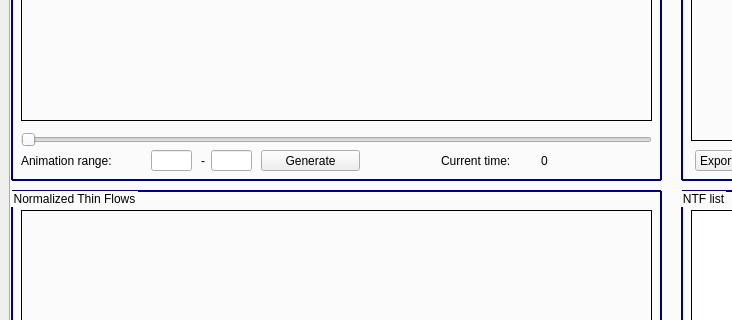
Old version of the form source/ui/mainWdw.ui in the repository LeonSering/NashFlowComputation; both pictures show x 0 to 732 and y 354 to 674 of the 1159 by 1023 pixel window.
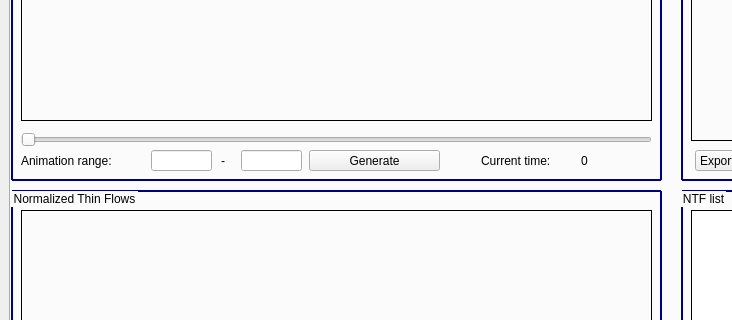
New version of the form.

What changed in the file:
```diff
--- a/source/ui/mainWdw.ui
+++ b/source/ui/mainWdw.ui
@@ -714,9 +714,9 @@
         <widget class="QPushButton" name="generateAnimationPushButton">
          <property name="geometry">
           <rect>
-           <x>250</x>
+           <x>298</x>
            <y>440</y>
-           <width>99</width>
+           <width>131</width>
            <height>21</height>
           </rect>
          </property>
@@ -742,7 +742,7 @@
           <rect>
            <x>140</x>
            <y>440</y>
-           <width>41</width>
+           <width>61</width>
            <height>21</height>
           </rect>
          </property>
@@ -753,7 +753,7 @@
         <widget class="QLabel" name="label_14">
          <property name="geometry">
           <rect>
-           <x>190</x>
+           <x>210</x>
            <y>440</y>
            <width>21</width>
            <height>21</height>
@@ -766,9 +766,9 @@
         <widget class="QLineEdit" name="animationEndLineEdit">
          <property name="geometry">
           <rect>
-           <x>200</x>
+           <x>230</x>
            <y>440</y>
-           <width>41</width>
+           <width>61</width>
            <height>21</height>
           </rect>
          </property>
@@ -779,7 +779,7 @@
         <widget class="QLabel" name="label_17">
          <property name="geometry">
           <rect>
-           <x>430</x>
+           <x>470</x>
            <y>440</y>
            <width>91</width>
            <height>21</height>
@@ -792,9 +792,9 @@
         <widget class="QLabel" name="currentSliderTimeLabel">
          <property name="geometry">
           <rect>
-           <x>530</x>
+           <x>570</x>
            <y>440</y>
-           <width>111</width>
+           <width>71</width>
            <height>21</height>
           </rect>
          </property>
```
